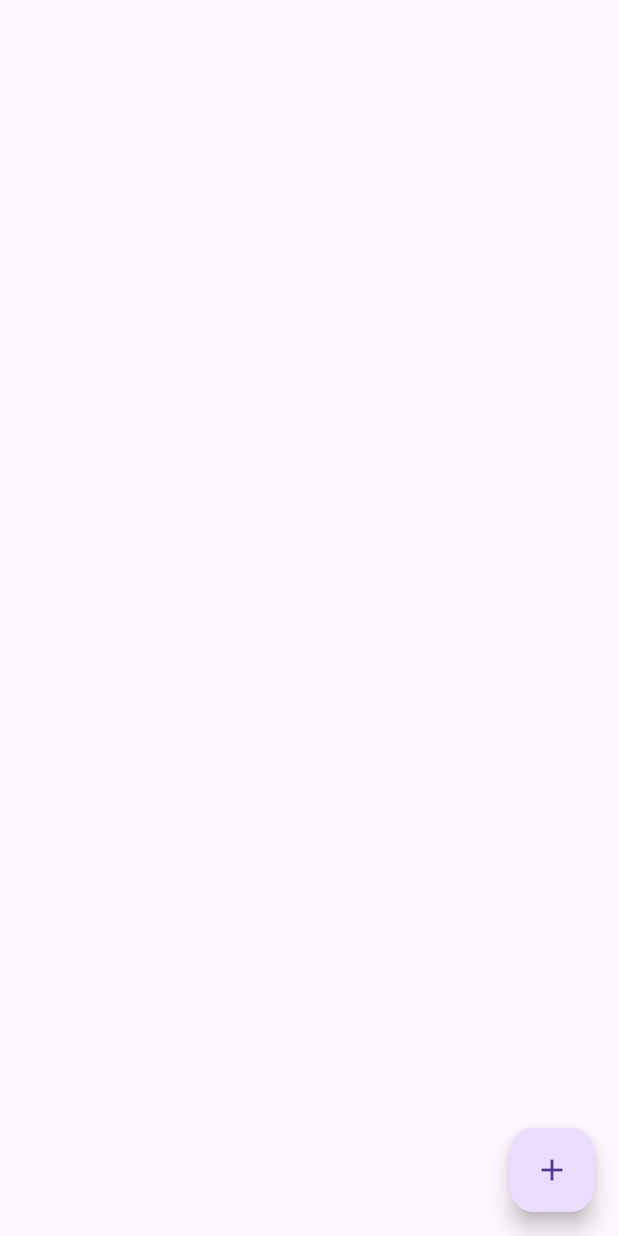
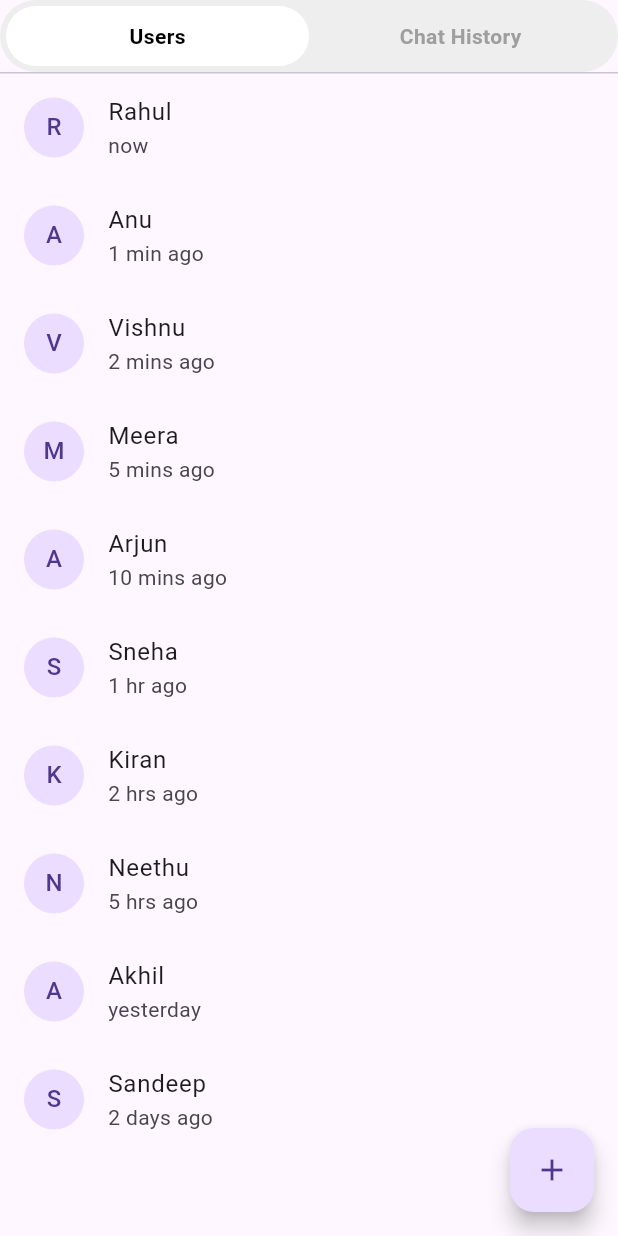
Before and after one commit to 9xRahul/mini_chat_app, a Flutter app: the UsersPage screen opened directly, on a phone screen of 412 x 824 dp. Run offline on Flutter 3.47's test engine with Material 3 defaults, Android fonts, the phone set to English and light mode, and no system bars; our stand-ins replace flutter_bloc.

Commit message:
top toggle button added for users screen and chat history

```diff
--- /dev/null
+++ b/lib/constants/chat.dart
@@ -0,0 +1,54 @@
+import 'package:mini_chat_app/models/chat_history_models.dart';
+
+final List<ChatHistoryItem> chatHistoryList = [
+  ChatHistoryItem(
+    userName: 'Rahul',
+    lastMessage: 'Hey, are you coming today?',
+    time: DateTime.now().subtract(const Duration(minutes: 2)),
+  ),
+  ChatHistoryItem(
+    userName: 'Akhil',
+    lastMessage: 'Project update sent.',
+    time: DateTime.now().subtract(const Duration(minutes: 15)),
+  ),
+  ChatHistoryItem(
+    userName: 'Anu',
+    lastMessage: 'Let’s catch up in the evening.',
+    time: DateTime.now().subtract(const Duration(hours: 1)),
+  ),
+  ChatHistoryItem(
+    userName: 'Vishnu',
+    lastMessage: 'Can you review my PR?',
+    time: DateTime.now().subtract(const Duration(hours: 3)),
+  ),
+  ChatHistoryItem(
+    userName: 'Sreejith',
+    lastMessage: 'Meeting postponed to tomorrow.',
+    time: DateTime.now().subtract(const Duration(hours: 5)),
+  ),
+  ChatHistoryItem(
+    userName: 'Neha',
+    lastMessage: 'Thanks for the help!',
+    time: DateTime.now().subtract(const Duration(hours: 8)),
+  ),
+  ChatHistoryItem(
+    userName: 'Arjun',
+    lastMessage: 'On the way.',
+    time: DateTime.now().subtract(const Duration(days: 1)),
+  ),
+  ChatHistoryItem(
+    userName: 'Meera',
+    lastMessage: 'Sent the documents.',
+    time: DateTime.now().subtract(const Duration(days: 1, hours: 3)),
+  ),
+  ChatHistoryItem(
+    userName: 'Kiran',
+    lastMessage: 'Let me know once you’re free.',
+    time: DateTime.now().subtract(const Duration(days: 2)),
+  ),
+  ChatHistoryItem(
+    userName: 'Pooja',
+    lastMessage: 'Good night 😊',
+    time: DateTime.now().subtract(const Duration(days: 3)),
+  ),
+];
--- /dev/null
+++ b/lib/constants/users.dart
@@ -0,0 +1,46 @@
+import 'package:mini_chat_app/models/user_model.dart';
+
+final now = DateTime.now();
+
+final List<UserModel> users = [
+  UserModel(
+    userName: 'Rahul',
+    time: now, // now
+  ),
+  UserModel(
+    userName: 'Anu',
+    time: now.subtract(const Duration(minutes: 1)), // 1 min ago
+  ),
+  UserModel(
+    userName: 'Vishnu',
+    time: now.subtract(const Duration(minutes: 2)), // 2 min ago
+  ),
+  UserModel(
+    userName: 'Meera',
+    time: now.subtract(const Duration(minutes: 5)), // 5 min ago
+  ),
+  UserModel(
+    userName: 'Arjun',
+    time: now.subtract(const Duration(minutes: 10)), // 10 min ago
+  ),
+  UserModel(
+    userName: 'Sneha',
+    time: now.subtract(const Duration(hours: 1)), // 1 hr ago
+  ),
+  UserModel(
+    userName: 'Kiran',
+    time: now.subtract(const Duration(hours: 2)), // 2 hrs ago
+  ),
+  UserModel(
+    userName: 'Neethu',
+    time: now.subtract(const Duration(hours: 5)), // 5 hrs ago
+  ),
+  UserModel(
+    userName: 'Akhil',
+    time: now.subtract(const Duration(days: 1)), // 1 day ago
+  ),
+  UserModel(
+    userName: 'Sandeep',
+    time: now.subtract(const Duration(days: 2)), // 2 days ago
+  ),
+];
--- /dev/null
+++ b/lib/features/chat/screens/chat_history_page.dart
@@ -0,0 +1,33 @@
+import 'package:flutter/material.dart';
+import 'package:flutter_bloc/flutter_bloc.dart';
+import 'package:mini_chat_app/features/chat/bloc/history_bloc.dart';
+import 'package:mini_chat_app/features/chat/bloc/history_state.dart';
+
+class ChatHistoryPage extends StatelessWidget {
+  const ChatHistoryPage({super.key});
+
+  @override
+  Widget build(BuildContext context) {
+    return BlocBuilder<ChatHistoryBloc, ChatHistoryState>(
+      builder: (context, state) {
+        return ListView.builder(
+          key: const PageStorageKey('chat_history'),
+          itemCount: state.chats.length,
+          itemBuilder: (context, index) {
+            final chat = state.chats[index];
+            return ListTile(
+              leading: CircleAvatar(
+                child: Text(chat.userName[0].toUpperCase()),
+              ),
+              title: Text(chat.userName),
+              subtitle: Text(chat.lastMessage),
+              trailing: Text(
+                '${chat.time.hour}:${chat.time.minute.toString().padLeft(2, '0')}',
+              ),
+            );
+          },
+        );
+      },
+    );
+  }
+}
--- a/lib/features/users/bloc/users_bloc.dart
+++ b/lib/features/users/bloc/users_bloc.dart
@@ -1,12 +1,23 @@
 import 'package:flutter_bloc/flutter_bloc.dart';
+import 'package:mini_chat_app/constants/users.dart';
+import 'package:mini_chat_app/models/user_model.dart';
 import 'users_event.dart';
 import 'users_state.dart';
 
 class UsersBloc extends Bloc<UsersEvent, UsersState> {
-  UsersBloc() : super(const UsersState(users: [])) {
+  UsersBloc() : super(UsersState(users: users)) {
     on<AddUserEvent>((event, emit) {
-      final updated = List<String>.from(state.users)..add(event.name);
-      emit(state.copyWith(users: updated));
+      final newUser = UserModel(
+        userName: event.name,
+        time: DateTime.now(), // active time = now
+      );
+      users.add(newUser);
+      //final updatedUsers = List<UserModel>.from(state.users)..add(newUser);
+      emit(state.copyWith(users: users));
+    });
+
+    on<ChangePageEvent>((event, emit) {
+      emit(state.copyWith(isUsers: event.isUsers));
     });
   }
 }
--- a/lib/features/users/bloc/users_event.dart
+++ b/lib/features/users/bloc/users_event.dart
@@ -4,3 +4,9 @@ class AddUserEvent extends UsersEvent {
   final String name;
   AddUserEvent(this.name);
 }
+
+class ChangePageEvent extends UsersEvent {
+  final bool isUsers;
+
+  ChangePageEvent(this.isUsers);
+}
--- a/lib/features/users/bloc/users_state.dart
+++ b/lib/features/users/bloc/users_state.dart
@@ -1,8 +1,14 @@
+import 'package:mini_chat_app/models/user_model.dart';
+
 class UsersState {
-  final List<String> users;
-  const UsersState({required this.users});
+  final List<UserModel> users;
+  final bool isUsers;
+  const UsersState({required this.users, this.isUsers = true});
 
-  UsersState copyWith({List<String>? users}) {
-    return UsersState(users: users ?? this.users);
+  UsersState copyWith({List<UserModel>? users, bool? isUsers}) {
+    return UsersState(
+      users: users ?? this.users,
+      isUsers: isUsers ?? this.isUsers,
+    );
   }
 }
--- /dev/null
+++ b/lib/features/users/bloc/widgets/top_screen_change.dart
@@ -0,0 +1,73 @@
+import 'package:flutter/material.dart';
+import 'package:flutter_bloc/flutter_bloc.dart';
+import 'package:mini_chat_app/features/users/bloc/users_bloc.dart';
+import 'package:mini_chat_app/features/users/bloc/users_event.dart';
+import 'package:mini_chat_app/features/users/bloc/users_state.dart';
+
+class UsersChatToggle extends StatelessWidget {
+  const UsersChatToggle({super.key});
+
+  @override
+  Widget build(BuildContext context) {
+    return BlocBuilder<UsersBloc, UsersState>(
+      builder: (context, state) {
+        return Container(
+          padding: const EdgeInsets.all(4),
+          decoration: BoxDecoration(
+            color: Colors.grey.shade200,
+            borderRadius: BorderRadius.circular(30),
+          ),
+          child: Row(
+            children: [
+              _tab(
+                context,
+                label: 'Users',
+                isSelected: state.isUsers,
+                onTap: () {
+                  context.read<UsersBloc>().add(ChangePageEvent(true));
+                },
+              ),
+              _tab(
+                context,
+                label: 'Chat History',
+                isSelected: !state.isUsers,
+                onTap: () {
+                  context.read<UsersBloc>().add(ChangePageEvent(false));
+                },
+              ),
+            ],
+          ),
+        );
+      },
+    );
+  }
+
+  Widget _tab(
+    BuildContext context, {
+    required String label,
+    required bool isSelected,
+    required VoidCallback onTap,
+  }) {
+    return Expanded(
+      child: GestureDetector(
+        onTap: onTap,
+        child: AnimatedContainer(
+          duration: const Duration(milliseconds: 200),
+          padding: const EdgeInsets.symmetric(vertical: 10),
+          decoration: BoxDecoration(
+            color: isSelected ? Colors.white : Colors.transparent,
+            borderRadius: BorderRadius.circular(25),
+          ),
+          alignment: Alignment.center,
+          child: Text(
+            label,
+            style: TextStyle(
+              fontWeight: FontWeight.w600,
+              color: isSelected ? Colors.black : Colors.grey,
+            ),
+          ),
+        ),
+      ),
+    );
+  }
+}
--- a/lib/features/users/screens/users_page.dart
+++ b/lib/features/users/screens/users_page.dart
@@ -1,7 +1,10 @@
 import 'package:flutter/material.dart';
 import 'package:flutter_bloc/flutter_bloc.dart';
-import 'package:mini_chat_app/features/chat/chat_history_page.dart';
+import 'package:mini_chat_app/constants/users.dart';
+import 'package:mini_chat_app/features/chat/screens/chat_history_page.dart';
+import 'package:mini_chat_app/features/users/bloc/widgets/top_screen_change.dart';
 import 'package:mini_chat_app/features/users/widget/add_user_dialouge.dart';
+import 'package:mini_chat_app/features/users/widget/convert_time.dart';
 import '../bloc/users_bloc.dart';
 import '../bloc/users_event.dart';
 import '../bloc/users_state.dart';
@@ -11,25 +14,46 @@ class UsersPage extends StatelessWidget {
 
   @override
   Widget build(BuildContext context) {
-    return BlocBuilder<UsersBloc, UsersState>(
+    return Scaffold(
+      body: Column(
+        children: [
+          // 🔹 Items BEFORE the list
+          UsersChatToggle(),
+
+          const Divider(height: 1),
+
+          // 🔹 Chat/User list
+          BlocBuilder<UsersBloc, UsersState>(
             builder: (context, state) {
-        return Scaffold(
-          body: ListView.builder(
+              return Expanded(
+                child: state.isUsers
+                    ? ListView.builder(
                         key: const PageStorageKey('users_list'),
                         itemCount: state.users.length,
                         itemBuilder: (context, index) {
-              final name = state.users[index];
+                          final user = state.users[index];
                           return ListTile(
-                leading: CircleAvatar(child: Text(name[0].toUpperCase())),
-                title: Text(name),
+                            leading: CircleAvatar(
+                              child: Text(user.userName[0].toUpperCase()),
+                            ),
+                            title: Text(user.userName),
+                            subtitle: Text(lastSeenText(user.time)),
                             onTap: () {
                               Navigator.push(
                                 context,
-                    MaterialPageRoute(builder: (_) => ChatHistoryPage()),
+                                MaterialPageRoute(
+                                  builder: (_) => const ChatHistoryPage(),
+                                ),
                               );
                             },
                           );
                         },
+                      )
+                    : const ChatHistoryPage(),
+              );
+            },
+          ),
+        ],
       ),
       floatingActionButton: FloatingActionButton(
         onPressed: () {
@@ -38,7 +62,5 @@ class UsersPage extends StatelessWidget {
         child: const Icon(Icons.add),
       ),
     );
-      },
-    );
   }
 }
--- /dev/null
+++ b/lib/features/users/widget/convert_time.dart
@@ -0,0 +1,11 @@
+String lastSeenText(DateTime time) {
+  final diff = DateTime.now().difference(time);
+
+  if (diff.inMinutes < 1) return 'now';
+  if (diff.inMinutes == 1) return '1 min ago';
+  if (diff.inMinutes < 60) return '${diff.inMinutes} mins ago';
+  if (diff.inHours == 1) return '1 hr ago';
+  if (diff.inHours < 24) return '${diff.inHours} hrs ago';
+  if (diff.inDays == 1) return 'yesterday';
+  return '${diff.inDays} days ago';
+}
--- a/lib/main.dart
+++ b/lib/main.dart
@@ -1,5 +1,6 @@
 import 'package:flutter/material.dart';
 import 'package:flutter_bloc/flutter_bloc.dart';
+import 'package:mini_chat_app/features/chat/bloc/history_bloc.dart';
 import 'package:mini_chat_app/features/users/bloc/users_bloc.dart';
 import 'app.dart';
 import 'features/home/bloc/home_bloc.dart';
@@ -10,7 +11,7 @@ void main() {
       providers: [
         BlocProvider(create: (_) => HomeBloc()),
         BlocProvider(create: (_) => UsersBloc()),
-        //  BlocProvider(create: (_) => ChatHistoryBloc()),
+         BlocProvider(create: (_) => ChatHistoryBloc()),
       ],
       child: const MyApp(),
     ),
--- /dev/null
+++ b/lib/models/user_model.dart
@@ -0,0 +1,7 @@
+class UserModel {
+  final String userName;
+
+  final DateTime time;
+
+  UserModel({required this.userName, required this.time});
+}
```
Also changed, not shown: lib/features/chat/bloc/history_bloc.dart (added, +16 -0 lines), lib/features/chat/bloc/history_event.dart (added, +9 -0 lines), lib/features/chat/bloc/history_state.dart (added, +11 -0 lines), lib/features/chat/chat_history_page.dart (deleted, +0 -15 lines), lib/features/home/screens/home_screen.dart (+8 -5 lines), lib/models/chat_history_models.dart (added, +11 -0 lines). Lines whose indentation alone changed are shown as unchanged.
